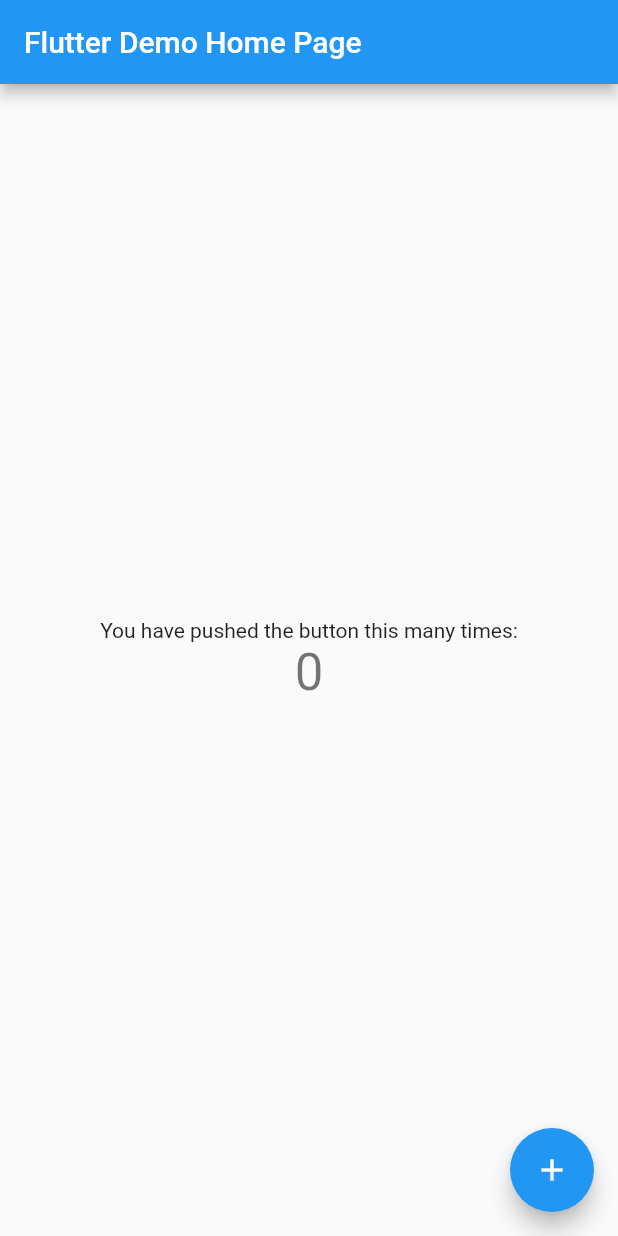
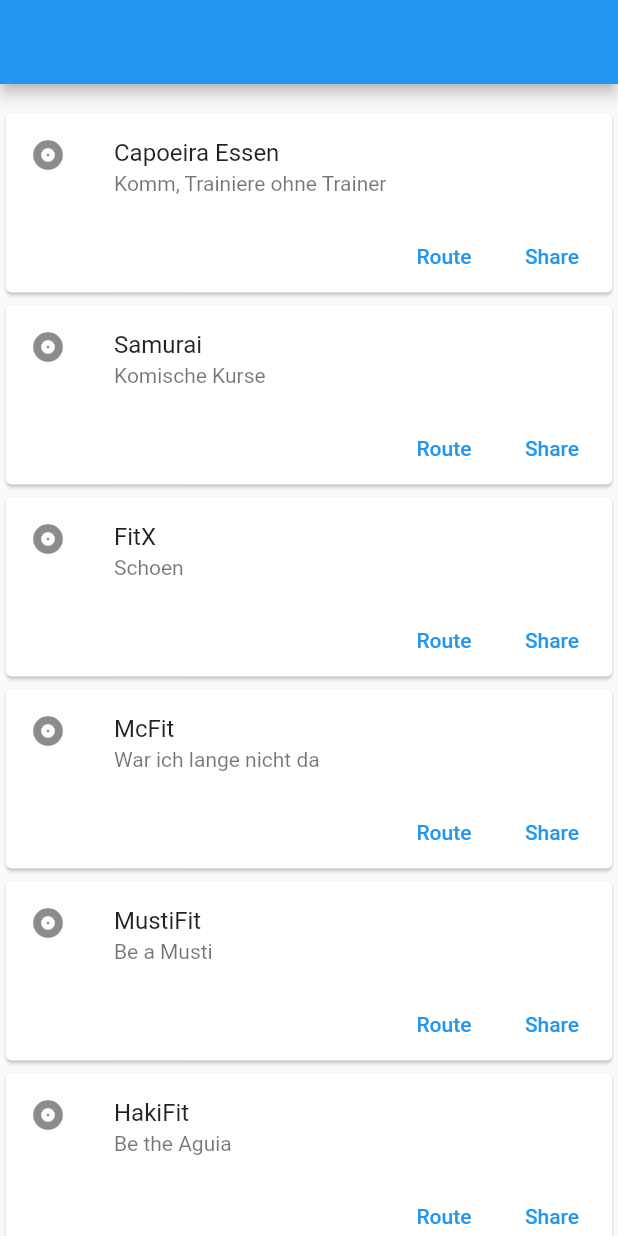
Before and after one commit to mustafasalfiti/nextactivity, a Flutter app: the screen it shows after launch, on a phone screen of 412 x 824 dp. Run offline on Flutter 3.47's test engine with Material 2 defaults, Android fonts, the phone set to English and light mode, and no system bars.

Commit message:
fix:add card

```diff
--- /dev/null
+++ b/client/lib/homepage.dart
@@ -0,0 +1,34 @@
+import 'package:client/myCard.dart';
+import 'package:flutter/material.dart';
+
+// ignore_for_file: prefer_const_constructors
+// ignore_for_file: prefer_const_literals_to_create_immutables
+
+class HomePage extends StatelessWidget {
+  const HomePage({Key? key}) : super(key: key);
+
+  @override
+  Widget build(BuildContext context) {
+    return Container(
+      child: Scaffold(
+        appBar: AppBar(),
+        body: ListView(
+          children: [
+            SizedBox(
+              height: 15,
+            ),
+            myCard("Capoeira Essen", "", "Komm, Trainiere ohne Trainer"),
+            myCard("Samurai", "", "Komische Kurse"),
+            myCard("FitX", "", "Schoen"),
+            myCard("McFit", "", "War ich lange nicht da"),
+            myCard("MustiFit", "", "Be a Musti"),
+            myCard("HakiFit", "", "Be the Aguia"),
+            SizedBox(
+              height: 15,
+            ),
+          ],
+        ),
+      ),
+    );
+  }
+}
--- a/client/lib/main.dart
+++ b/client/lib/main.dart
@@ -1,115 +1,9 @@
 import 'package:flutter/material.dart';
 
+import 'homepage.dart';
+
 void main() {
-  runApp(const MyApp());
+  runApp(const MaterialApp(
+    home: HomePage(),
+  ));
 }
-
-class MyApp extends StatelessWidget {
-  const MyApp({Key? key}) : super(key: key);
-
-  // This widget is the root of your application.
-  @override
-  Widget build(BuildContext context) {
-    return MaterialApp(
-      title: 'Flutter Demo',
-      theme: ThemeData(
-        // This is the theme of your application.
-        //
-        // Try running your application with "flutter run". You'll see the
-        // application has a blue toolbar. Then, without quitting the app, try
-        // changing the primarySwatch below to Colors.green and then invoke
-        // "hot reload" (press "r" in the console where you ran "flutter run",
-        // or simply save your changes to "hot reload" in a Flutter IDE).
-        // Notice that the counter didn't reset back to zero; the application
-        // is not restarted.
-        primarySwatch: Colors.blue,
-      ),
-      home: const MyHomePage(title: 'Flutter Demo Home Page'),
-    );
-  }
-}
-
-class MyHomePage extends StatefulWidget {
-  const MyHomePage({Key? key, required this.title}) : super(key: key);
-
-  // This widget is the home page of your application. It is stateful, meaning
-  // that it has a State object (defined below) that contains fields that affect
-  // how it looks.
-
-  // This class is the configuration for the state. It holds the values (in this
-  // case the title) provided by the parent (in this case the App widget) and
-  // used by the build method of the State. Fields in a Widget subclass are
-  // always marked "final".
-
-  final String title;
-
-  @override
-  State<MyHomePage> createState() => _MyHomePageState();
-}
-
-class _MyHomePageState extends State<MyHomePage> {
-  int _counter = 0;
-
-  void _incrementCounter() {
-    setState(() {
-      // This call to setState tells the Flutter framework that something has
-      // changed in this State, which causes it to rerun the build method below
-      // so that the display can reflect the updated values. If we changed
-      // _counter without calling setState(), then the build method would not be
-      // called again, and so nothing would appear to happen.
-      _counter++;
-    });
-  }
-
-  @override
-  Widget build(BuildContext context) {
-    // This method is rerun every time setState is called, for instance as done
-    // by the _incrementCounter method above.
-    //
-    // The Flutter framework has been optimized to make rerunning build methods
-    // fast, so that you can just rebuild anything that needs updating rather
-    // than having to individually change instances of widgets.
-    return Scaffold(
-      appBar: AppBar(
-        // Here we take the value from the MyHomePage object that was created by
-        // the App.build method, and use it to set our appbar title.
-        title: Text(widget.title),
-      ),
-      body: Center(
-        // Center is a layout widget. It takes a single child and positions it
-        // in the middle of the parent.
-        child: Column(
-          // Column is also a layout widget. It takes a list of children and
-          // arranges them vertically. By default, it sizes itself to fit its
-          // children horizontally, and tries to be as tall as its parent.
-          //
-          // Invoke "debug painting" (press "p" in the console, choose the
-          // "Toggle Debug Paint" action from the Flutter Inspector in Android
-          // Studio, or the "Toggle Debug Paint" command in Visual Studio Code)
-          // to see the wireframe for each widget.
-          //
-          // Column has various properties to control how it sizes itself and
-          // how it positions its children. Here we use mainAxisAlignment to
-          // center the children vertically; the main axis here is the vertical
-          // axis because Columns are vertical (the cross axis would be
-          // horizontal).
-          mainAxisAlignment: MainAxisAlignment.center,
-          children: <Widget>[
-            const Text(
-              'You have pushed the button this many times:',
-            ),
-            Text(
-              '$_counter',
-              style: Theme.of(context).textTheme.headline4,
-            ),
-          ],
-        ),
-      ),
-      floatingActionButton: FloatingActionButton(
-        onPressed: _incrementCounter,
-        tooltip: 'Increment',
-        child: const Icon(Icons.add),
-      ), // This trailing comma makes auto-formatting nicer for build methods.
-    );
-  }
-}
--- /dev/null
+++ b/client/lib/myCard.dart
@@ -0,0 +1,46 @@
+import 'package:flutter/material.dart';
+
+class myCard extends StatelessWidget {
+  final String text;
+  final String img;
+  final String info;
+  const myCard(
+    this.text,
+    this.img,
+    this.info, {
+    Key? key,
+  }) : super(key: key);
+
+  @override
+  Widget build(BuildContext context) {
+    return Center(
+      child: Card(
+        child: Column(
+          mainAxisSize: MainAxisSize.min,
+          children: <Widget>[
+            ListTile(
+              leading: const Icon(Icons.album),
+              title: Text(text),
+              subtitle: Text(info),
+            ),
+            Row(
+              mainAxisAlignment: MainAxisAlignment.end,
+              children: <Widget>[
+                TextButton(
+                  child: const Text('Route'),
+                  onPressed: () {/* ... */},
+                ),
+                const SizedBox(width: 8),
+                TextButton(
+                  child: const Text('Share'),
+                  onPressed: () {/* ... */},
+                ),
+                const SizedBox(width: 8),
+              ],
+            ),
+          ],
+        ),
+      ),
+    );
+  }
+}
```
